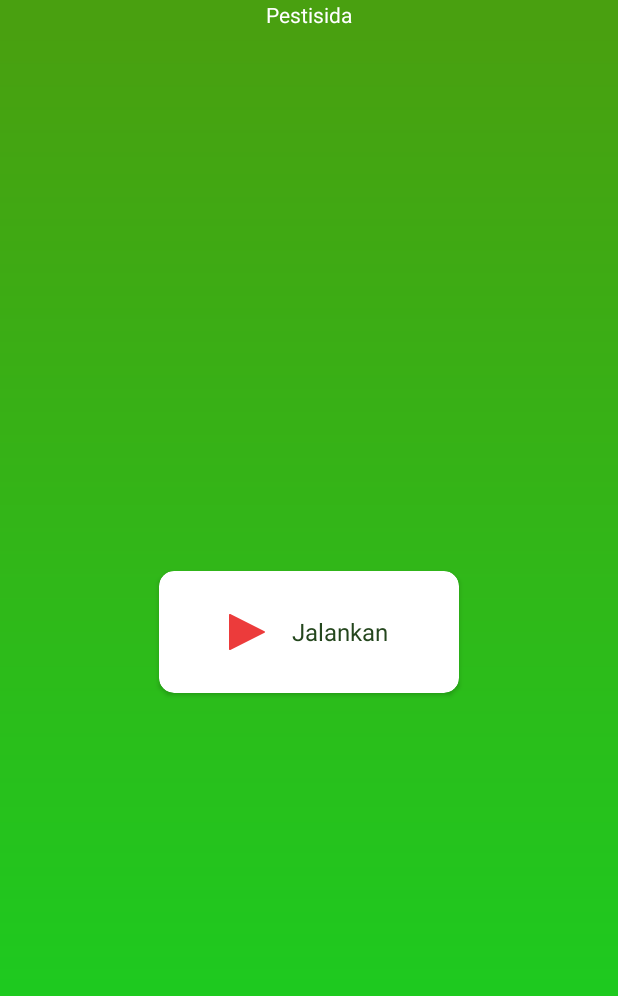
After one commit to irvandandung/FarmBot, an Android app: the Pestisida screen opened directly, with no data from a screen before it, on a phone screen of 412 x 824 dp. The commit adds this screen. Shown: the top 996 px of the screen. Run offline under Robolectric (Android 15) with nearby library versions, the phone set to English and light mode, and no system bars.

Commit message:
pestisida

```diff
--- a/app/build.gradle
+++ b/app/build.gradle
@@ -25,6 +25,5 @@ dependencies {
     testImplementation 'junit:junit:4.12'
     androidTestImplementation 'com.android.support.test:runner:1.0.2'
     androidTestImplementation 'com.android.support.test.espresso:espresso-core:3.0.2'
-
     implementation 'com.android.support:cardview-v7:27.1.1'
 }
--- a/app/src/main/AndroidManifest.xml
+++ b/app/src/main/AndroidManifest.xml
@@ -16,7 +16,8 @@
                 <category android:name="android.intent.category.LAUNCHER" />
             </intent-filter>
         </activity>
-        <activity android:name=".HomeActivity"></activity>
+        <activity android:name=".HomeActivity" />
+        <activity android:name=".Pestisida"></activity>
     </application>
 
 </manifest>
--- /dev/null
+++ b/app/src/main/java/com/ghootenk/user/farmbot/Pestisida.java
@@ -0,0 +1,13 @@
+package com.ghootenk.user.farmbot;
+
+import android.support.v7.app.AppCompatActivity;
+import android.os.Bundle;
+
+public class Pestisida extends AppCompatActivity {
+
+    @Override
+    protected void onCreate(Bundle savedInstanceState) {
+        super.onCreate(savedInstanceState);
+        setContentView(R.layout.activity_pestisida);
+    }
+}
--- /dev/null
+++ b/app/src/main/res/drawable/ic_play_button.xml
@@ -0,0 +1,4 @@
+<vector android:height="24dp" android:viewportHeight="26"
+    android:viewportWidth="19" android:width="24dp" xmlns:android="http://schemas.android.com/apk/res/android">
+    <path android:fillColor="#EC3B3B" android:fillType="nonZero" android:pathData="M18.735,12.49L0.961,0.11A0.61,0.61 0,0 0,0 0.619V25.38a0.613,0.613 0,0 0,0.961 0.51l17.774,-12.382a0.62,0.62 0,0 0,0 -1.019z"/>
+</vector>
--- a/app/src/main/res/layout/activity_home.xml
+++ b/app/src/main/res/layout/activity_home.xml
@@ -11,6 +11,7 @@
     <LinearLayout
         android:layout_width="match_parent"
         android:layout_height="match_parent"
+        android:background="@drawable/gradient"
         android:orientation="vertical"
         android:gravity="center">
 
--- a/app/src/main/res/layout/activity_main.xml
+++ b/app/src/main/res/layout/activity_main.xml
@@ -4,7 +4,6 @@
     xmlns:tools="http://schemas.android.com/tools"
     android:layout_width="match_parent"
     android:layout_height="match_parent"
-    android:onClick="masukhome"
     tools:context=".MainActivity"
     android:gravity="center"
     android:orientation="vertical">
--- /dev/null
+++ b/app/src/main/res/layout/activity_pestisida.xml
@@ -0,0 +1,48 @@
+<?xml version="1.0" encoding="utf-8"?>
+<LinearLayout xmlns:android="http://schemas.android.com/apk/res/android"
+    xmlns:app="http://schemas.android.com/apk/res-auto"
+    xmlns:tools="http://schemas.android.com/tools"
+    android:layout_width="match_parent"
+    android:layout_height="match_parent"
+    android:background="@color/colorPrimary"
+    tools:context=".Pestisida"
+    android:orientation="vertical"
+    android:gravity="center">
+    <TextView
+        android:layout_width="wrap_content"
+        android:layout_height="wrap_content"
+        android:textSize="14sp"
+        android:textColor="#ffffff"
+        android:text="Pestisida"/>
+    <LinearLayout
+        android:layout_width="match_parent"
+        android:layout_height="match_parent"
+        android:orientation="vertical"
+        android:background="@drawable/gradient"
+        android:gravity="center">
+        <android.support.v7.widget.CardView
+            android:layout_width="200dp"
+            android:layout_height="81dp"
+            app:cardCornerRadius="10dp"
+            android:elevation="2dp"
+            android:layout_gravity="center">
+            <LinearLayout
+                android:layout_width="match_parent"
+                android:layout_height="match_parent"
+                android:gravity="center"
+                android:orientation="horizontal">
+                <ImageView
+                    android:layout_width="wrap_content"
+                    android:layout_height="wrap_content"
+                    android:src="@drawable/ic_play_button" />
+                <TextView
+                    android:layout_width="wrap_content"
+                    android:layout_height="wrap_content"
+                    android:text="Jalankan"
+                    android:textColor="#24461d"
+                    android:textSize="16sp"
+                    android:layout_marginLeft="18dp"/>
+            </LinearLayout>
+        </android.support.v7.widget.CardView>
+    </LinearLayout>
+</LinearLayout>
```
